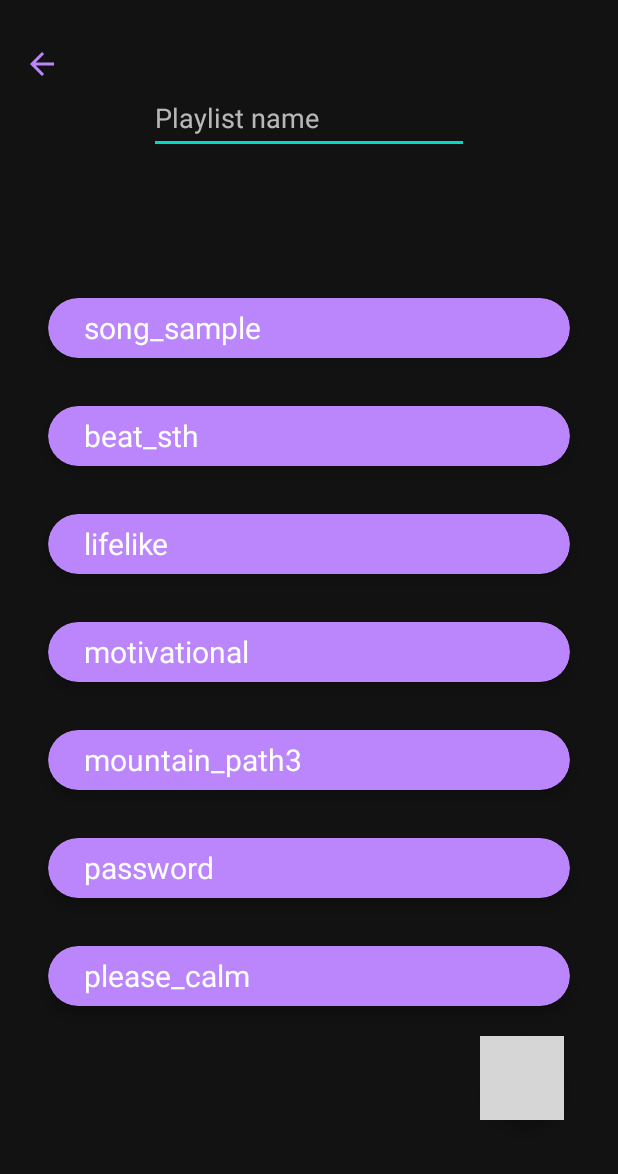
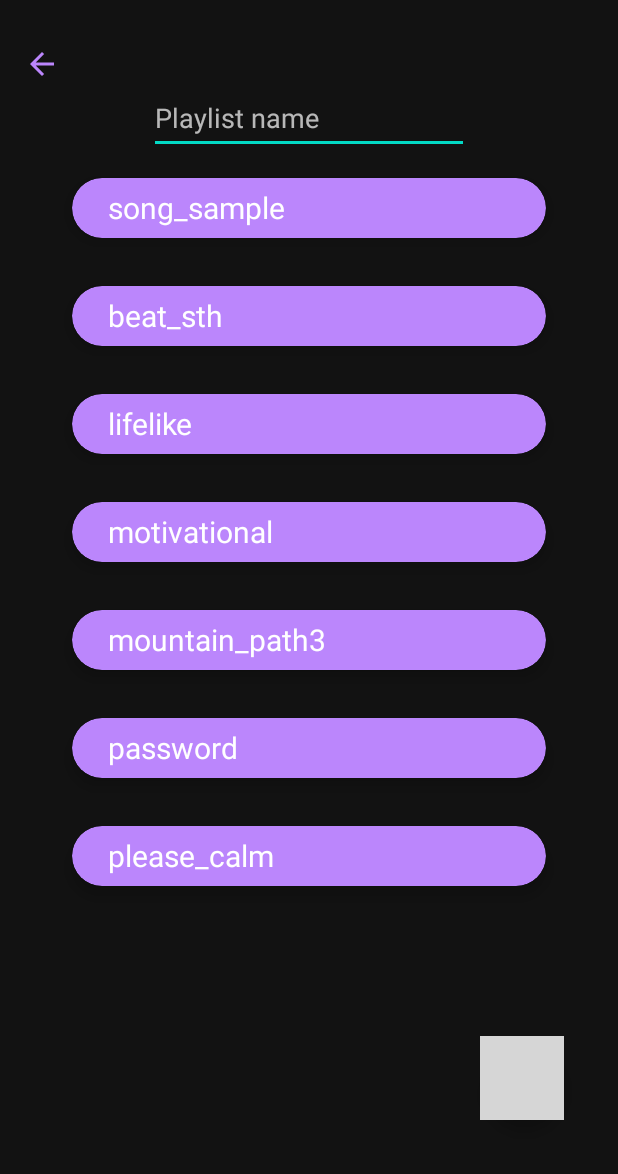
Before and after one commit to AleksanderTamm/Musica, an Android app: the fragment AddPlaylistFragment shown on its own in the app's theme, on a phone screen of 412 x 824 dp, the part 62-1236 px from its top. Run offline under Robolectric (Android 15) with nearby library versions, the phone set to English and light mode, and no system bars; grey boxes are pictures that could not be loaded.

Commit message:
Added ScrollView to playlist list and create playlist

```diff
--- a/app/src/main/java/com/example/musica/MediaPlayerActivity.kt
+++ b/app/src/main/java/com/example/musica/MediaPlayerActivity.kt
@@ -7,8 +7,11 @@ import android.os.Handler
 import android.os.Looper
 import android.util.Log
 import android.widget.SeekBar
+import androidx.navigation.findNavController
 import com.example.musica.databinding.ActivityMediaPlayerBinding
 import java.lang.Exception
+import androidx.navigation.fragment.findNavController
+
 
 class MediaPlayerActivity : AppCompatActivity() {
 
--- a/app/src/main/res/layout/fragment_add_playlist.xml
+++ b/app/src/main/res/layout/fragment_add_playlist.xml
@@ -27,15 +27,6 @@
         app:layout_constraintStart_toStartOf="parent"
         app:layout_constraintTop_toBottomOf="@+id/backButton" />
 
-    <androidx.recyclerview.widget.RecyclerView
-        android:id="@+id/recylerview_add_songs"
-        android:layout_width="match_parent"
-        android:layout_height="wrap_content"
-        app:layout_constraintBottom_toBottomOf="parent"
-        app:layout_constraintEnd_toEndOf="parent"
-        app:layout_constraintStart_toStartOf="parent"
-        app:layout_constraintTop_toBottomOf="@+id/playlistEditText" />
-
     <com.google.android.material.floatingactionbutton.FloatingActionButton
         android:id="@+id/SavePlaylist"
         android:layout_width="wrap_content"
@@ -47,5 +38,28 @@
         app:layout_constraintEnd_toEndOf="parent"
         app:backgroundTint="@color/purple_500" />
 
+    <ScrollView
+        android:id="@+id/scrollView2"
+        android:layout_width="0dp"
+        android:layout_height="0dp"
+        app:layout_constraintBottom_toBottomOf="parent"
+        app:layout_constraintEnd_toEndOf="parent"
+        app:layout_constraintStart_toStartOf="parent"
+        app:layout_constraintTop_toBottomOf="@+id/playlistEditText">
+
+        <LinearLayout
+            android:layout_width="match_parent"
+            android:layout_height="match_parent"
+            android:orientation="vertical">
+
+            <androidx.recyclerview.widget.RecyclerView
+                android:id="@+id/recylerview_add_songs"
+                android:layout_width="match_parent"
+                android:layout_height="match_parent"
+                android:layout_marginStart="16dp"
+                android:layout_marginEnd="16dp" />
+        </LinearLayout>
+    </ScrollView>
+
 
 </androidx.constraintlayout.widget.ConstraintLayout>
```
Also changed, not shown: app/src/main/java/com/example/musica/PlaylistsFragment.kt (+8 -3 lines), app/src/main/res/layout/activity_media_player.xml (+0 -8 lines), app/src/main/res/layout/fragment_playlists.xml (+17 -7 lines).
